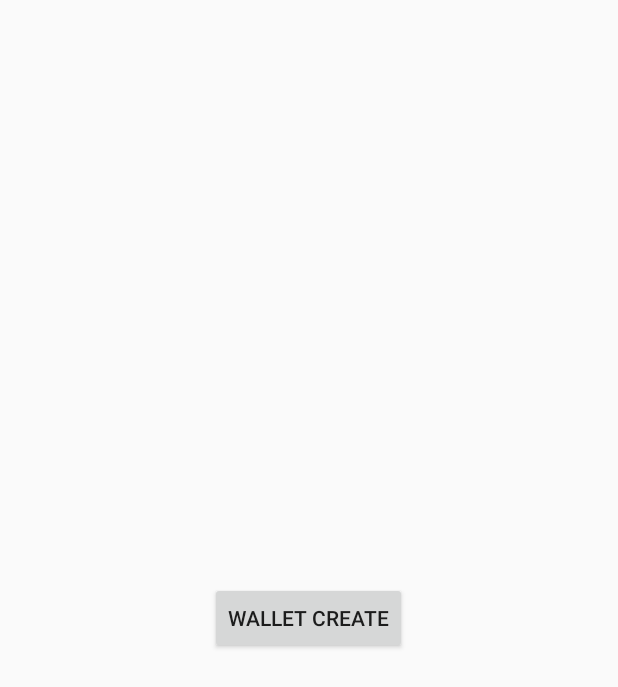
After one commit to coding-polarbear/NeverEndingNightmare, an Android app: the layout activity_wallet.xml on its own in the app's theme, with its tools: preview values and no code run, on a phone screen of 412 x 824 dp. The commit adds this screen. Shown: the top 687 px of the screen. Run offline under Robolectric (Android 15) with nearby library versions, the phone set to English and light mode, and no system bars.

Commit message:
wallet create

```diff
--- a/app/src/main/java/com/example/baehyeonbin/neverending_nightmare/MainActivity.java
+++ b/app/src/main/java/com/example/baehyeonbin/neverending_nightmare/MainActivity.java
@@ -1,5 +1,6 @@
 package com.example.baehyeonbin.neverending_nightmare;
 
+import android.content.Intent;
 import android.os.Bundle;
 import android.support.design.widget.FloatingActionButton;
 import android.support.design.widget.Snackbar;
@@ -22,6 +23,9 @@ public class MainActivity extends AppCompatActivity {
             public void onClick(View view) {
                 Snackbar.make(view, "Replace with your own action", Snackbar.LENGTH_LONG)
                         .setAction("Action", null).show();
+
+                Intent intent = new Intent(MainActivity.this, WalletCreateActivity.class);
+                startActivity(intent);
             }
         });
     }
--- /dev/null
+++ b/app/src/main/res/layout/activity_wallet.xml
@@ -0,0 +1,15 @@
+<?xml version="1.0" encoding="utf-8"?>
+<RelativeLayout
+    xmlns:android="http://schemas.android.com/apk/res/android"
+    xmlns:tools="http://schemas.android.com/tools"
+    android:layout_width="match_parent"
+    android:layout_height="match_parent">
+
+    <Button
+        android:id="@+id/wallet_button"
+        android:layout_width="wrap_content"
+        android:layout_height="wrap_content"
+        android:layout_centerInParent="true"
+        android:text="wallet create" />
+
+</RelativeLayout>
--- a/app/src/main/res/values/styles.xml
+++ b/app/src/main/res/values/styles.xml
@@ -1,7 +1,7 @@
 <resources>
 
     <!-- Base application theme. -->
-    <style name="AppTheme" parent="Theme.AppCompat.Light.DarkActionBar">
+    <style name="AppTheme" parent="Base.Theme.AppCompat.Light.DarkActionBar">
         <!-- Customize your theme here. -->
         <item name="colorPrimary">@color/colorPrimary</item>
         <item name="colorPrimaryDark">@color/colorPrimaryDark</item>
```
Also changed, not shown: app/build.gradle (+7 -1 lines), app/src/main/java/com/example/baehyeonbin/neverending_nightmare/WalletCreateActivity.kt (added, +17 -0 lines).
